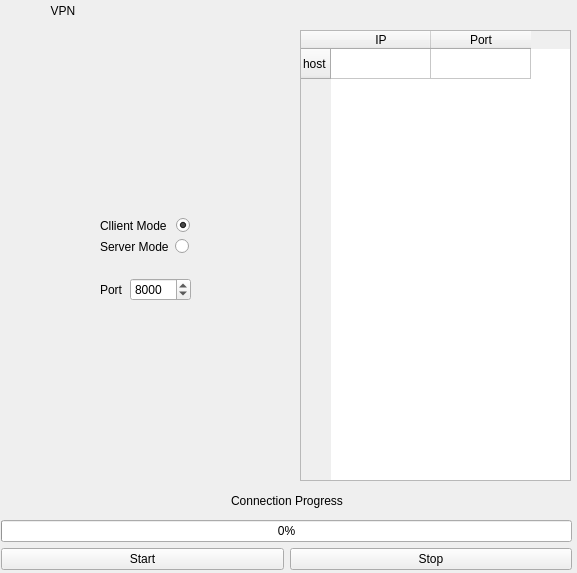
The window that VPN_UI.ui (wellincall/412-Assignment3) describes before a commit, drawn with Qt 5.
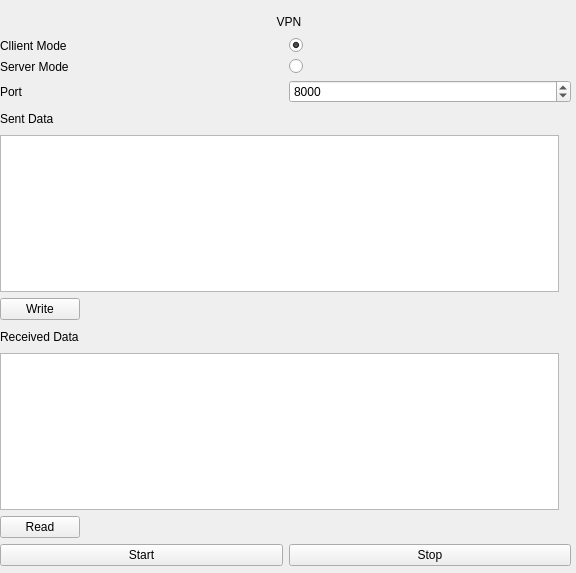
The same window after the commit.

Commit message: send and receiving messages via tcp, u have to click the button many times to send and to receive the data, i will fix this later, but u can work with the encryption already

```diff
--- a/VPN_UI.ui
+++ b/VPN_UI.ui
@@ -6,22 +6,24 @@
    <rect>
     <x>0</x>
     <y>0</y>
-    <width>577</width>
+    <width>576</width>
     <height>573</height>
    </rect>
   </property>
   <property name="windowTitle">
    <string>VPN</string>
   </property>
-  <widget class="QWidget" name="layoutWidget">
+  <widget class="QWidget" name="">
    <property name="geometry">
     <rect>
      <x>0</x>
-     <y>0</y>
-     <width>119</width>
-     <height>22</height>
+     <y>11</y>
+     <width>571</width>
+     <height>555</height>
     </rect>
    </property>
+   <layout class="QVBoxLayout" name="verticalLayout">
+    <item>
    <layout class="QHBoxLayout" name="horizontalLayout_3">
     <item>
      <spacer name="horizontalSpacer_3">
@@ -57,115 +59,8 @@
      </spacer>
     </item>
    </layout>
-  </widget>
-  <widget class="QWidget" name="layoutWidget">
-   <property name="geometry">
-    <rect>
-     <x>1</x>
-     <y>488</y>
-     <width>571</width>
-     <height>82</height>
-    </rect>
-   </property>
-   <layout class="QVBoxLayout" name="verticalLayout">
-    <item>
-     <layout class="QHBoxLayout" name="horizontalLayout_2">
-      <item>
-       <spacer name="horizontalSpacer">
-        <property name="orientation">
-         <enum>Qt::Horizontal</enum>
-        </property>
-        <property name="sizeHint" stdset="0">
-         <size>
-          <width>40</width>
-          <height>20</height>
-         </size>
-        </property>
-       </spacer>
       </item>
       <item>
-       <widget class="QLabel" name="label_2">
-        <property name="text">
-         <string>Connection Progress</string>
-        </property>
-       </widget>
-      </item>
-      <item>
-       <spacer name="horizontalSpacer_2">
-        <property name="orientation">
-         <enum>Qt::Horizontal</enum>
-        </property>
-        <property name="sizeHint" stdset="0">
-         <size>
-          <width>40</width>
-          <height>20</height>
-         </size>
-        </property>
-       </spacer>
-      </item>
-     </layout>
-    </item>
-    <item>
-     <widget class="QProgressBar" name="con_bar">
-      <property name="value">
-       <number>0</number>
-      </property>
-     </widget>
-    </item>
-    <item>
-     <layout class="QHBoxLayout" name="horizontalLayout">
-      <item>
-       <widget class="QPushButton" name="start_btn">
-        <property name="text">
-         <string>Start</string>
-        </property>
-       </widget>
-      </item>
-      <item>
-       <widget class="QPushButton" name="stop_btn">
-        <property name="text">
-         <string>Stop</string>
-        </property>
-       </widget>
-      </item>
-     </layout>
-    </item>
-   </layout>
-  </widget>
-  <widget class="QTableWidget" name="tableWidget">
-   <property name="geometry">
-    <rect>
-     <x>300</x>
-     <y>30</y>
-     <width>271</width>
-     <height>451</height>
-    </rect>
-   </property>
-   <row>
-    <property name="text">
-     <string>host</string>
-    </property>
-   </row>
-   <column>
-    <property name="text">
-     <string>IP</string>
-    </property>
-   </column>
-   <column>
-    <property name="text">
-     <string>Port</string>
-    </property>
-   </column>
-  </widget>
-  <widget class="QWidget" name="layoutWidget">
-   <property name="geometry">
-    <rect>
-     <x>100</x>
-     <y>200</y>
-     <width>91</width>
-     <height>121</height>
-    </rect>
-   </property>
    <layout class="QVBoxLayout" name="verticalLayout_3">
     <item>
      <layout class="QVBoxLayout" name="verticalLayout_2">
@@ -226,6 +121,120 @@
         </property>
         <property name="value">
          <number>8000</number>
+          </property>
+         </widget>
+        </item>
+       </layout>
+      </item>
+     </layout>
+    </item>
+    <item>
+     <widget class="QLabel" name="label_6">
+      <property name="text">
+       <string>Sent Data</string>
+      </property>
+     </widget>
+    </item>
+    <item>
+     <widget class="QTextEdit" name="sent_text">
+      <property name="minimumSize">
+       <size>
+        <width>559</width>
+        <height>157</height>
+       </size>
+      </property>
+      <property name="maximumSize">
+       <size>
+        <width>559</width>
+        <height>157</height>
+       </size>
+      </property>
+     </widget>
+    </item>
+    <item>
+     <layout class="QHBoxLayout" name="horizontalLayout_2">
+      <item>
+       <widget class="QPushButton" name="write_btn">
+        <property name="text">
+         <string>Write</string>
+        </property>
+       </widget>
+      </item>
+      <item>
+       <spacer name="horizontalSpacer">
+        <property name="orientation">
+         <enum>Qt::Horizontal</enum>
+        </property>
+        <property name="sizeHint" stdset="0">
+         <size>
+          <width>478</width>
+          <height>20</height>
+         </size>
+        </property>
+       </spacer>
+      </item>
+     </layout>
+    </item>
+    <item>
+     <widget class="QLabel" name="label_7">
+      <property name="text">
+       <string>Received Data</string>
+      </property>
+     </widget>
+    </item>
+    <item>
+     <widget class="QTextEdit" name="received_text">
+      <property name="minimumSize">
+       <size>
+        <width>559</width>
+        <height>157</height>
+       </size>
+      </property>
+      <property name="maximumSize">
+       <size>
+        <width>559</width>
+        <height>157</height>
+       </size>
+      </property>
+     </widget>
+    </item>
+    <item>
+     <layout class="QHBoxLayout" name="horizontalLayout_7">
+      <item>
+       <widget class="QPushButton" name="read_btn">
+        <property name="text">
+         <string>Read</string>
+        </property>
+       </widget>
+      </item>
+      <item>
+       <spacer name="horizontalSpacer_2">
+        <property name="orientation">
+         <enum>Qt::Horizontal</enum>
+        </property>
+        <property name="sizeHint" stdset="0">
+         <size>
+          <width>478</width>
+          <height>20</height>
+         </size>
+        </property>
+       </spacer>
+      </item>
+     </layout>
+    </item>
+    <item>
+     <layout class="QHBoxLayout" name="horizontalLayout">
+      <item>
+       <widget class="QPushButton" name="start_btn">
+        <property name="text">
+         <string>Start</string>
+        </property>
+       </widget>
+      </item>
+      <item>
+       <widget class="QPushButton" name="stop_btn">
+        <property name="text">
+         <string>Stop</string>
         </property>
        </widget>
       </item>
```
Lines whose indentation alone changed are shown as unchanged. The commit also changes 4 other files.
